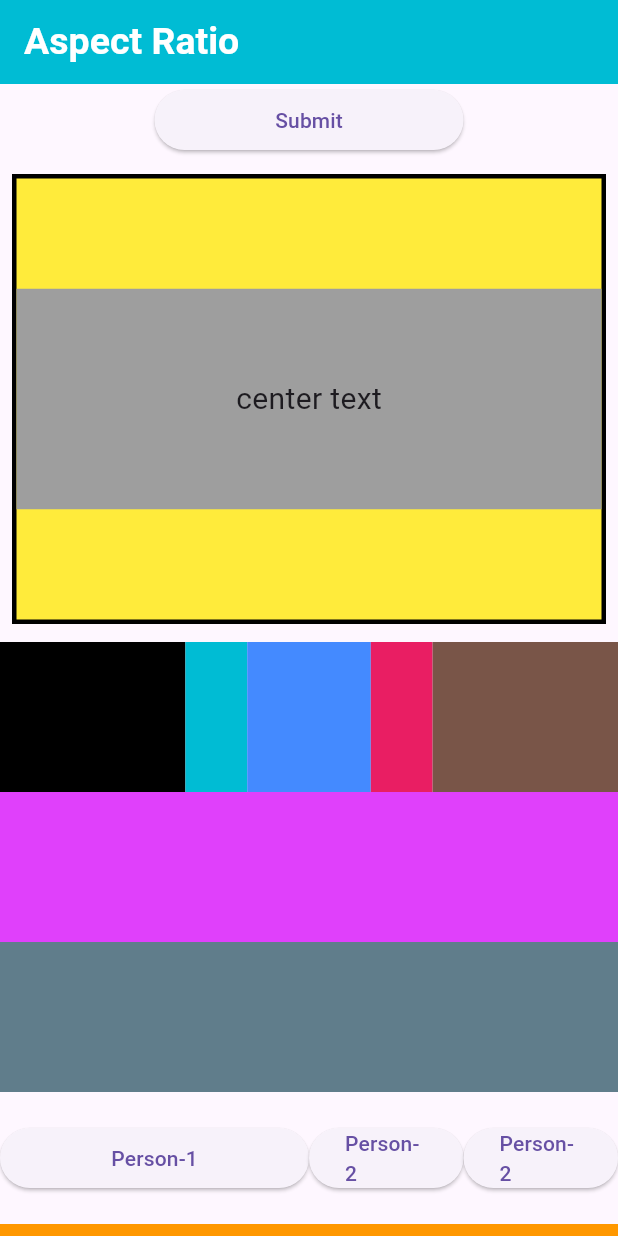
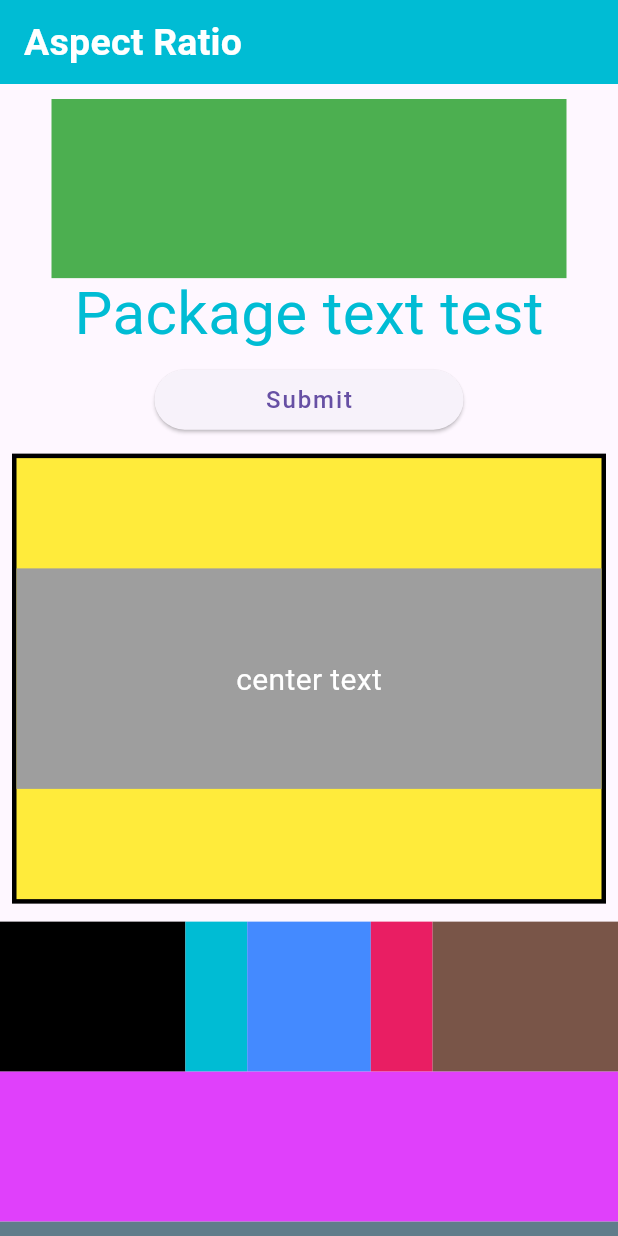
Before and after one commit to safaat260/Ostad_Flutter, a Flutter app: the screen it shows after launch, on a phone screen of 412 x 824 dp. Run offline on Flutter 3.47's test engine with Material 3 defaults, Android fonts, the phone set to English and light mode, and no system bars; our stand-ins replace flutter_screenutil.

Commit message:
packages

```diff
--- a/lib/Module_09/class 2/aspect_ratio-app.dart
+++ b/lib/Module_09/class 2/aspect_ratio-app.dart
@@ -1,5 +1,8 @@
 import 'package:flutter/material.dart';
 import 'package:test1/Module_09/class%202/aspect_ratio-home.dart';
+
+//package import
+import 'package:flutter_screenutil/flutter_screenutil.dart';
 
 class aspect_app extends StatefulWidget {
   const aspect_app({super.key});
@@ -11,9 +14,27 @@ class aspect_app extends StatefulWidget {
 class _aspect_appState extends State<aspect_app> {
   @override
   Widget build(BuildContext context) {
-    return MaterialApp(
-      title: "Aspect_app",
-      home: aspect_home(),
+
+    //package usage
+    //Set the fit size (Find your UI design, look at the dimensions of the device screen and fill it in,unit in dp)
+    return ScreenUtilInit(
+      designSize: const Size(360, 690),
+      minTextAdapt: true,
+      splitScreenMode: true,
+      // Use builder only if you need to use library outside ScreenUtilInit context
+      builder: (_ , child) {
+        return MaterialApp(
+          debugShowCheckedModeBanner: false,
+          title: 'First Method',
+          // You can use the library anywhere in the app even in theme
+          theme: ThemeData(
+            primarySwatch: Colors.blue,
+            textTheme: Typography.englishLike2018.apply(fontSizeFactor: 1.sp),
+          ),
+          home: child,
+        );
+      },
+      child: const aspect_home(),
     );
   }
 }
--- a/lib/Module_09/class 2/aspect_ratio-home.dart
+++ b/lib/Module_09/class 2/aspect_ratio-home.dart
@@ -1,4 +1,7 @@
 import 'package:flutter/material.dart';
+
+//package import
+import 'package:flutter_screenutil/flutter_screenutil.dart';
 
 class aspect_home extends StatefulWidget {
   const aspect_home({super.key});
@@ -27,6 +30,22 @@ class _aspect_homeState extends State<aspect_home> {
       body: SingleChildScrollView(
         child: Column(
           children: [
+
+            SizedBox(height: 10,),
+            //package usage in container
+            Container(
+              height: 100.h,//from package
+              width: 300.w,//from package
+              color: Colors.green,
+            ),
+
+            //package usage in text
+            Text("Package text test", style: TextStyle(
+              fontSize: 35.sp,//from package
+              color: Colors.cyan,
+            ),),
+
+            SizedBox(height: 10,),
 
             //fractionally sized box
             FractionallySizedBox(
--- a/pubspec.yaml
+++ b/pubspec.yaml
@@ -45,6 +45,7 @@ dev_dependencies:
   # package. See that file for information about deactivating specific lint
   # rules and activating additional ones.
   flutter_lints: ^5.0.0
+  flutter_screenutil: ^5.9.3
 
 # For information on the generic Dart part of this file, see the
 # following page: https://dart.dev/tools/pub/pubspec
```
Also changed, not shown: pubspec.lock.
